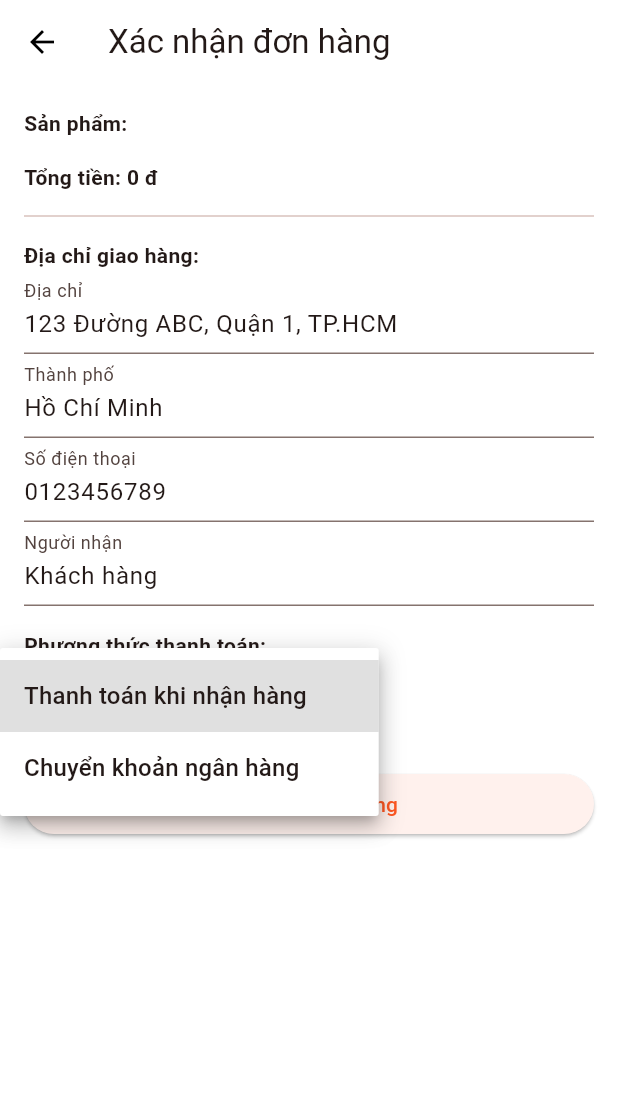
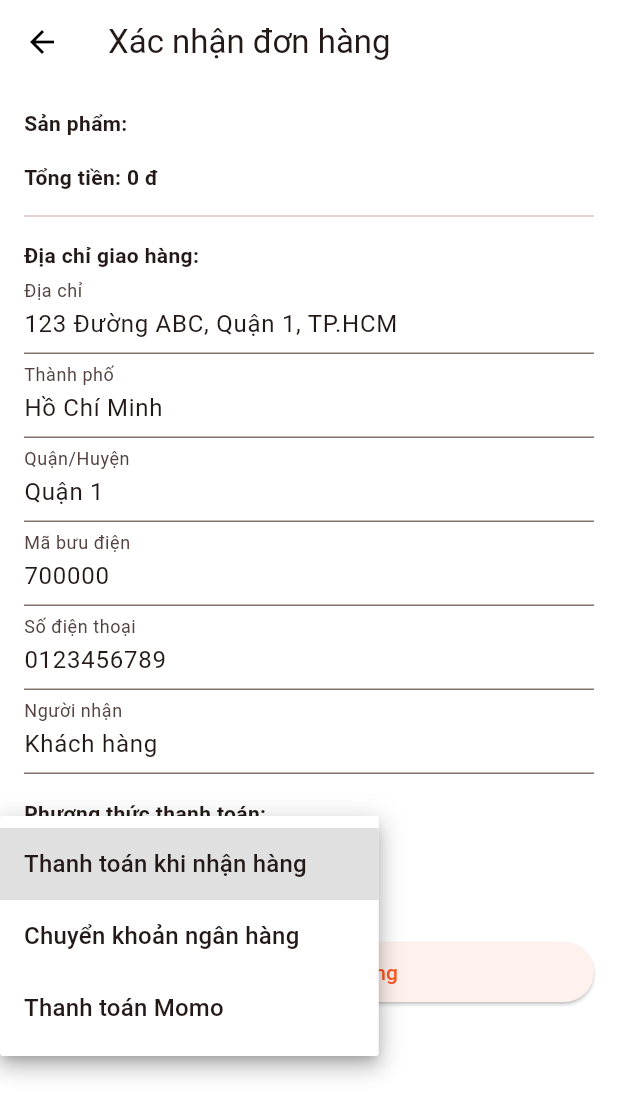
Before and after one commit to Hkkhang123/BurgerKing, a Flutter app: the CheckoutScreen screen opened directly with empty values, after a tap on "Thanh toán khi nhận hàng", on a phone screen of 412 x 824 dp. Shown: the top 1116 px of the screen. Run offline on Flutter 3.47's test engine with Material 3 defaults, Android fonts, the phone set to English and light mode, and no system bars; our stand-ins replace firebase_auth, firebase_core, flutter_rating_bar, get, get_storage, google_fonts and 3 more; accounts and stored records are empty; network calls fail.

Commit message:
bo sung route

```diff
--- a/frontend/lib/features/cart/checkout_screen.dart
+++ b/frontend/lib/features/cart/checkout_screen.dart
@@ -21,6 +21,8 @@ class _CheckoutScreenState extends State<CheckoutScreen> {
   final _cityController = TextEditingController(text: 'Hồ Chí Minh');
   final _phoneController = TextEditingController(text: '0123456789');
   final _receiverController = TextEditingController(text: 'Khách hàng');
+  final _districtController = TextEditingController(text: 'Quận 1');
+  final _postalCodeController = TextEditingController(text: '700000');
   String _paymentMethod = 'Thanh toán khi nhận hàng';
   bool _isLoading = false;
   late final WebViewController _webViewController;
@@ -56,6 +58,8 @@ class _CheckoutScreenState extends State<CheckoutScreen> {
     final shippingAddress = {
       'address': _addressController.text,
       'city': _cityController.text,
+      'district': _districtController.text,
+      'postalCode': _postalCodeController.text,
       'phone': _phoneController.text,
       'receiver': _receiverController.text,
     };
@@ -73,7 +77,7 @@ class _CheckoutScreenState extends State<CheckoutScreen> {
       if (_paymentMethod == 'Thanh toán Momo') {
         // Gọi API backend để lấy payUrl của Momo
         final response = await http.post(
-          Uri.parse('http://localhost:3000/api/payment/momo'), // Đổi lại domain khi deploy
+          Uri.parse('https://burgerking-j92p.onrender.com/api/payment/momo'), // Đổi lại domain khi deploy
           headers: {'Content-Type': 'application/json'},
           body: jsonEncode({
             'checkoutId': checkoutId,
@@ -82,6 +86,7 @@ class _CheckoutScreenState extends State<CheckoutScreen> {
           }),
         );
         if (response.statusCode == 200) {
+          print('Momo response: ' + response.body);
           final payUrl = jsonDecode(response.body)['payUrl'];
           if (payUrl != null) {
             await Navigator.of(context).push(MaterialPageRoute(
@@ -100,6 +105,8 @@ class _CheckoutScreenState extends State<CheckoutScreen> {
             Navigator.of(context).pop(true);
             return;
           }
+        } else {
+          print('Momo error: ' + response.body);
         }
         ScaffoldMessenger.of(context).showSnackBar(
           const SnackBar(content: Text('Không lấy được link thanh toán Momo!')),
@@ -152,6 +159,15 @@ class _CheckoutScreenState extends State<CheckoutScreen> {
                     decoration: const InputDecoration(labelText: 'Thành phố'),
                   ),
                   TextField(
+                    controller: _districtController,
+                    decoration: const InputDecoration(labelText: 'Quận/Huyện'),
+                  ),
+                  TextField(
+                    controller: _postalCodeController,
+                    decoration: const InputDecoration(labelText: 'Mã bưu điện'),
+                    keyboardType: TextInputType.number,
+                  ),
+                  TextField(
                     controller: _phoneController,
                     decoration: const InputDecoration(labelText: 'Số điện thoại'),
                     keyboardType: TextInputType.phone,
@@ -167,6 +183,7 @@ class _CheckoutScreenState extends State<CheckoutScreen> {
                     items: const [
                       DropdownMenuItem(value: 'Thanh toán khi nhận hàng', child: Text('Thanh toán khi nhận hàng')),
                       DropdownMenuItem(value: 'Chuyển khoản ngân hàng', child: Text('Chuyển khoản ngân hàng')),
+                      DropdownMenuItem(value: 'Thanh toán Momo', child: Text('Thanh toán Momo')),
                     ],
                     onChanged: (value) {
                       if (value != null) setState(() => _paymentMethod = value);
```
Also changed, not shown: 2 other files.
